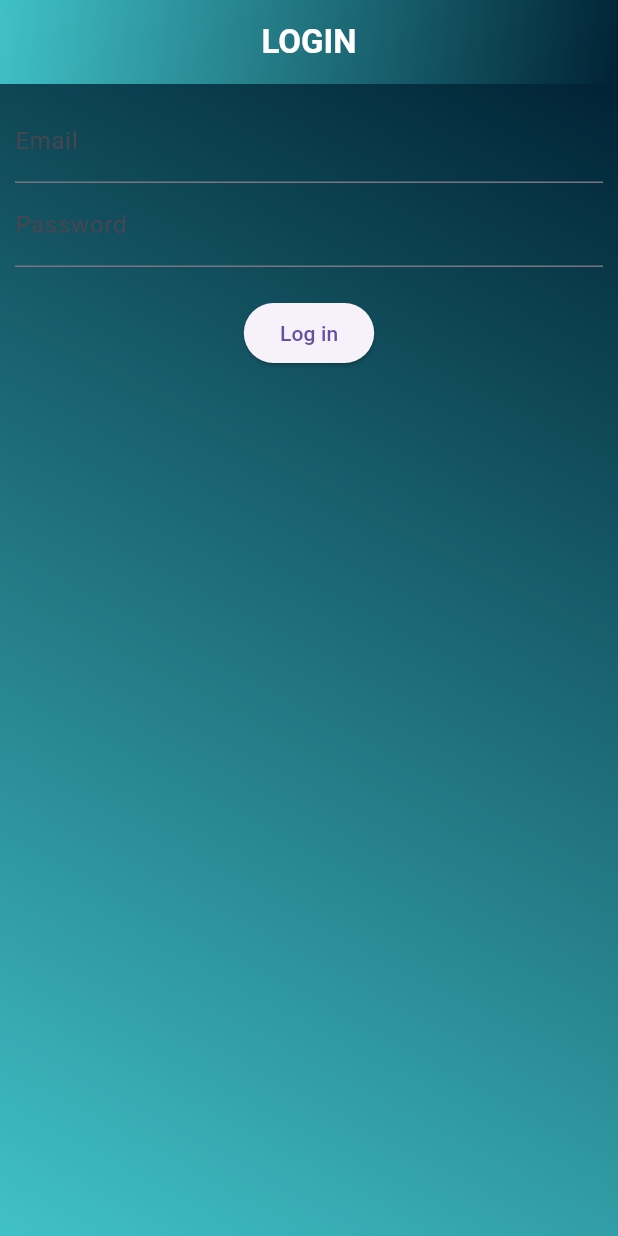
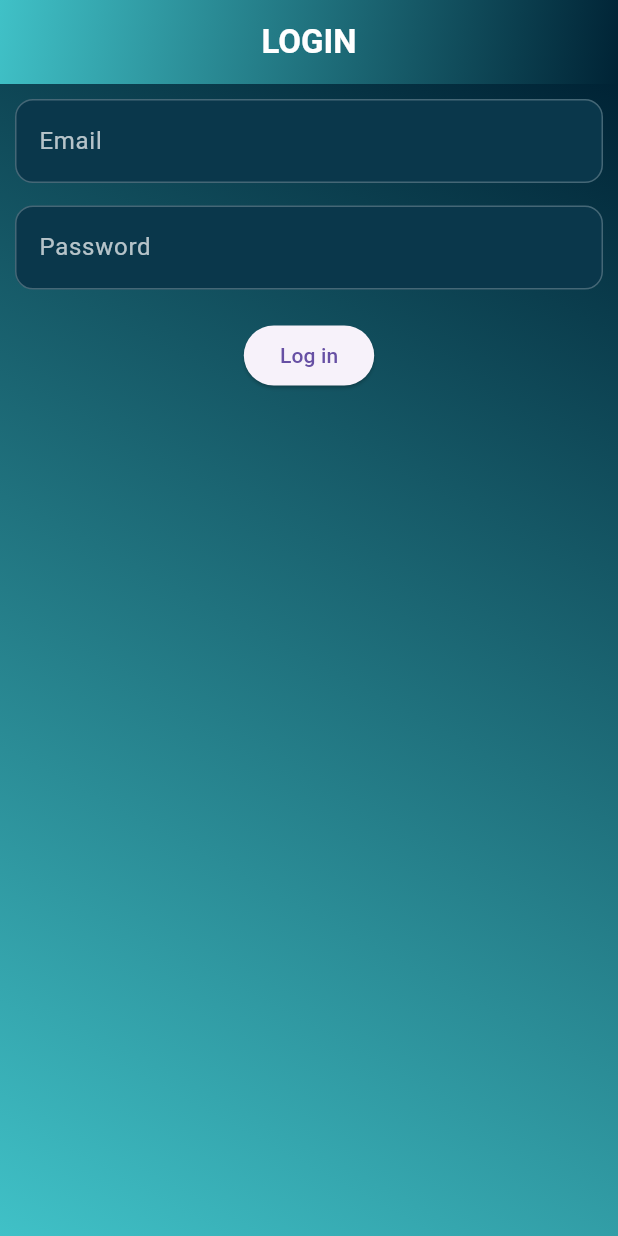
Before and after one commit to AbdulReyza/tugas_week_10_1123150072, a Flutter app: the screen it shows after launch, on a phone screen of 412 x 824 dp. Run offline on Flutter 3.47's test engine with Material 3 defaults, Android fonts, the phone set to English and light mode, and no system bars; our stand-ins replace firebase_auth, firebase_core; accounts and stored records are empty.

Commit message:
style: styling textfield email dan password

```diff
--- a/lib/login/login.dart
+++ b/lib/login/login.dart
@@ -99,13 +99,43 @@ class _LoginDongState extends State<LoginDong> {
               children: [
                 TextField(
                   controller: emailCtrl,
-                  decoration: InputDecoration(labelText: 'Email'),
+                  style: const TextStyle(color: Colors.white),
+                  decoration: InputDecoration(
+                    labelText: 'Email',
+                    labelStyle: const TextStyle(color: Colors.white70),
+                    filled: true,
+                    fillColor: const Color.fromARGB(255, 10, 55, 75),
+                    enabledBorder: OutlineInputBorder(
+                      borderRadius: BorderRadius.circular(12),
+                      borderSide: const BorderSide(color: Colors.white24),
+                    ),
+                    focusedBorder: OutlineInputBorder(
+                      borderRadius: BorderRadius.circular(12),
+                      borderSide: const BorderSide(color: Colors.lightBlueAccent, width: 1.5),
+                    ),
+                  ),
                 ),
+                SizedBox(height: 15),
                 TextField(
                   controller: passCtrl,
-                  decoration: InputDecoration(labelText: 'Password'),
                   obscureText: true,
+                  style: const TextStyle(color: Colors.white),
+                  decoration: InputDecoration(
+                    labelText: 'Password',
+                    labelStyle: const TextStyle(color: Colors.white70),
+                    filled: true,
+                    fillColor: const Color.fromARGB(255, 10, 55, 75),
+                    enabledBorder: OutlineInputBorder(
+                      borderRadius: BorderRadius.circular(12),
+                      borderSide: const BorderSide(color: Colors.white24),
+                    ),
+                    focusedBorder: OutlineInputBorder(
+                      borderRadius: BorderRadius.circular(12),
+                      borderSide: const BorderSide(color: Colors.lightBlueAccent, width: 1.5),
+                    ),
+                  ),
                 ),
+
                 SizedBox(height: 20,),
               if(_error != null) ...[
                 Text(_error!,
```
